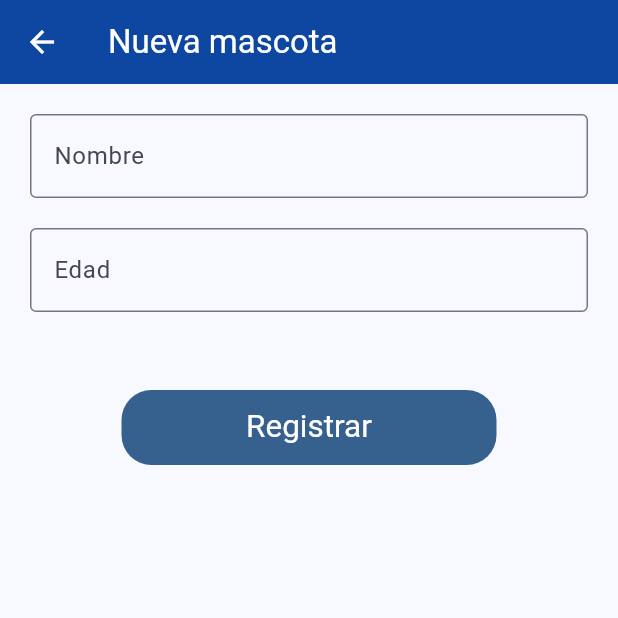
After one commit to metacris93/full_stack_app, a Flutter app: the CreateDogViewApp screen opened directly, on a phone screen of 412 x 824 dp, the top half of it. The commit adds this screen. Run offline on Flutter 3.47's test engine with Material 3 defaults, Android fonts, the phone set to English and light mode, and no system bars; our stand-ins replace flutter_spinkit, package_info_plus, sqflite; accounts and stored records are empty.

Commit message:
sqlite management

```diff
--- a/lib/helpers/constant.dart
+++ b/lib/helpers/constant.dart
@@ -4,9 +4,25 @@ abstract class SingInFormConstants {
   static const String password = 'Contraseña';
   static const String passwordRequired = 'Contraseña requerida';
   static const String login = 'Iniciar Sesión';
+  static const String logout = 'Cerrar Sesión';
   static const String loginErrors = 'Por favor, complete el formulario';
+}
+
+abstract class CreateDogFormConstants {
+  static const String name = 'Nombre';
+  static const String nameRequired = 'Nombre requerido';
+  static const String age = 'Edad';
+  static const String ageRequired = 'Edad requerida';
+  static const String create = 'Nueva mascota';
+  static const String update = 'Actualizar';
+  static const String delete = 'Eliminar';
+}
+
+abstract class DrawerConstants {
+  static const String crudDog = 'Dogs';
 }
 
 abstract class GeneralConstants {
   static const String loading = 'Cargando...';
+  static const String save = 'Registrar';
 }
--- /dev/null
+++ b/lib/helpers/general.dart
@@ -0,0 +1,6 @@
+import 'package:flutter/material.dart';
+
+void redirectToRoute(bool doPop, Route<dynamic> route, BuildContext context) {
+  if (doPop) Navigator.pop(context);
+  Navigator.push(context, route);
+}
--- a/lib/main.dart
+++ b/lib/main.dart
@@ -5,7 +5,8 @@ import 'package:full_stack_app/views/widgets/home_app.dart';
 import 'package:full_stack_app/views/widgets/login_view_app.dart';
 import 'package:full_stack_app/views/widgets/splash_app.dart';
 
-void main() {
+Future<void> main() async {
+  WidgetsFlutterBinding.ensureInitialized();
   runApp(const MyApp());
 }
 
--- /dev/null
+++ b/lib/models/dog.dart
@@ -0,0 +1,49 @@
+import 'package:full_stack_app/database/database.dart';
+
+class Dog {
+  late int? id;
+  late String name;
+  late int age;
+
+  Dog({
+    this.id,
+    required this.name,
+    required this.age,
+  });
+
+  Dog.fromJson(Map<String, dynamic> json) {
+    id = json['id'];
+    name = json['name'];
+    age = json['age'];
+  }
+
+  Map<String, dynamic> toJson() {
+    return {
+      'id': id,
+      'name': name,
+      'age': age,
+    };
+  }
+
+  static Future<int> insert(Dog dog) async {
+    final db = await DBProvider.instance.database;
+    return await db.insert('dogs', dog.toJson());
+  }
+
+  static Future<List<Dog>> fetchAll() async {
+    final db = await DBProvider.instance.database;
+    final List<Map<String, dynamic>> maps = await db.query('dogs');
+    return List.generate(maps.length, (i) {
+      return Dog(
+        id: maps[i]['id'] as int,
+        name: maps[i]['name'] as String,
+        age: maps[i]['age'] as int,
+      );
+    });
+  }
+
+  @override
+  String toString() {
+    return 'Dog{id: $id, name: $name, age: $age}';
+  }
+}
--- a/lib/views/login_view.dart
+++ b/lib/views/login_view.dart
@@ -1,8 +1,6 @@
 import 'package:flutter/material.dart';
 import 'package:flutter_spinkit/flutter_spinkit.dart';
-import 'package:fluttertoast/fluttertoast.dart';
 import 'package:full_stack_app/helpers/constant.dart';
-import 'package:full_stack_app/http/location_api.dart';
 import 'package:full_stack_app/views/widgets/snackbar.dart';
 
 class LoginView extends StatefulWidget {
--- /dev/null
+++ b/lib/views/widgets/dog/create_dog_view.dart
@@ -0,0 +1,108 @@
+import 'package:flutter/material.dart';
+import 'package:full_stack_app/helpers/constant.dart';
+import 'package:full_stack_app/helpers/general.dart';
+import 'package:full_stack_app/models/dog.dart';
+import 'package:full_stack_app/views/widgets/dog/dog_view_list.dart';
+import 'package:full_stack_app/views/widgets/snackbar.dart';
+
+class CreateDogView extends StatefulWidget {
+  const CreateDogView({Key? key}) : super(key: key);
+
+  @override
+  State<CreateDogView> createState() => _CreateDogViewState();
+}
+
+class _CreateDogViewState extends State<CreateDogView> {
+  final TextEditingController _name = TextEditingController();
+  final TextEditingController _age = TextEditingController();
+  final _formKey = GlobalKey<FormState>();
+
+  @override
+  void dispose() {
+    _name.dispose();
+    _age.dispose();
+    super.dispose();
+  }
+
+  @override
+  Widget build(BuildContext context) {
+    return SingleChildScrollView(
+      child: Form(
+          key: _formKey,
+          child: Column(children: <Widget>[
+            Padding(
+              padding: const EdgeInsets.only(
+                  left: 20.0, right: 20.0, top: 20.0, bottom: 10.0),
+              child: TextFormField(
+                controller: _name,
+                validator: (value) {
+                  if (value == null || value.isEmpty) {
+                    return CreateDogFormConstants.nameRequired;
+                  }
+                  return null;
+                },
+                decoration: const InputDecoration(
+                    border: OutlineInputBorder(),
+                    labelText: CreateDogFormConstants.name,
+                    hintText: CreateDogFormConstants.name),
+              ),
+            ),
+            Padding(
+                padding: const EdgeInsets.only(
+                    left: 20.0, right: 20.0, top: 10.0, bottom: 20.0),
+                child: TextFormField(
+                  keyboardType: TextInputType.number,
+                  controller: _age,
+                  validator: (value) {
+                    if (value == null || value.isEmpty) {
+                      return CreateDogFormConstants.ageRequired;
+                    }
+                    return null;
+                  },
+                  decoration: const InputDecoration(
+                      border: OutlineInputBorder(),
+                      labelText: CreateDogFormConstants.age,
+                      hintText: CreateDogFormConstants.age),
+                )),
+            Padding(
+              padding: const EdgeInsets.only(top: 32.0),
+              child: Container(
+                height: 50,
+                width: 250,
+                decoration: BoxDecoration(
+                    color: Theme.of(context).primaryColor,
+                    borderRadius: BorderRadius.circular(20)),
+                child: TextButton(
+                  style: TextButton.styleFrom(
+                    foregroundColor: Colors.white,
+                    textStyle:
+                        const TextStyle(fontSize: 21, color: Colors.white),
+                  ),
+                  onPressed: () {
+                    if (_formKey.currentState?.validate() ?? false) {
+                      _newDog();
+                      fetchDogsAndNavigate(context);
+                    } else {
+                      showError(SingInFormConstants.loginErrors);
+                    }
+                  },
+                  child: const Text(GeneralConstants.save),
+                ),
+              ),
+            )
+          ])),
+    );
+  }
+
+  Future<void> _newDog() async {
+    await Dog.insert(Dog(name: _name.text, age: int.parse(_age.text)));
+  }
+
+  void fetchDogsAndNavigate(BuildContext context) async {
+    final dogs = await Dog.fetchAll();
+    Route<dynamic> route = MaterialPageRoute<dynamic>(
+        builder: (context) => DogViewList(dogs: dogs));
+    Navigator.pop(context);
+    await Navigator.push(context, route);
+  }
+}
--- /dev/null
+++ b/lib/views/widgets/dog/create_dog_view_app.dart
@@ -0,0 +1,21 @@
+import 'package:flutter/material.dart';
+import 'package:full_stack_app/helpers/constant.dart';
+import 'package:full_stack_app/views/widgets/dog/create_dog_view.dart';
+
+class CreateDogViewApp extends StatelessWidget {
+  const CreateDogViewApp({super.key});
+  @override
+  Widget build(BuildContext context) {
+    return Scaffold(
+      appBar: AppBar(
+        title: const Text(
+          CreateDogFormConstants.create,
+          style: TextStyle(color: Colors.white),
+        ),
+        backgroundColor: Colors.blue[900],
+        iconTheme: const IconThemeData(color: Colors.white),
+      ),
+      body: const CreateDogView(),
+    );
+  }
+}
--- a/pubspec.yaml
+++ b/pubspec.yaml
@@ -41,6 +41,8 @@ dependencies:
   http: ^1.2.0
   package_info_plus: "5.0.1"
   sqflite: "2.3.0"
+  path_provider: "2.1.2"
+  path: "1.8.3"
 
 dev_dependencies:
   flutter_test:
```
Also changed, not shown: lib/database/database.dart (added, +49 -0 lines), lib/views/components/drawer_menu.dart (+36 -2 lines), lib/views/widgets/dog/dog_detail_view.dart (added, +36 -0 lines), lib/views/widgets/dog/dog_view_list.dart (added, +65 -0 lines), pubspec.lock, 1 other file.
